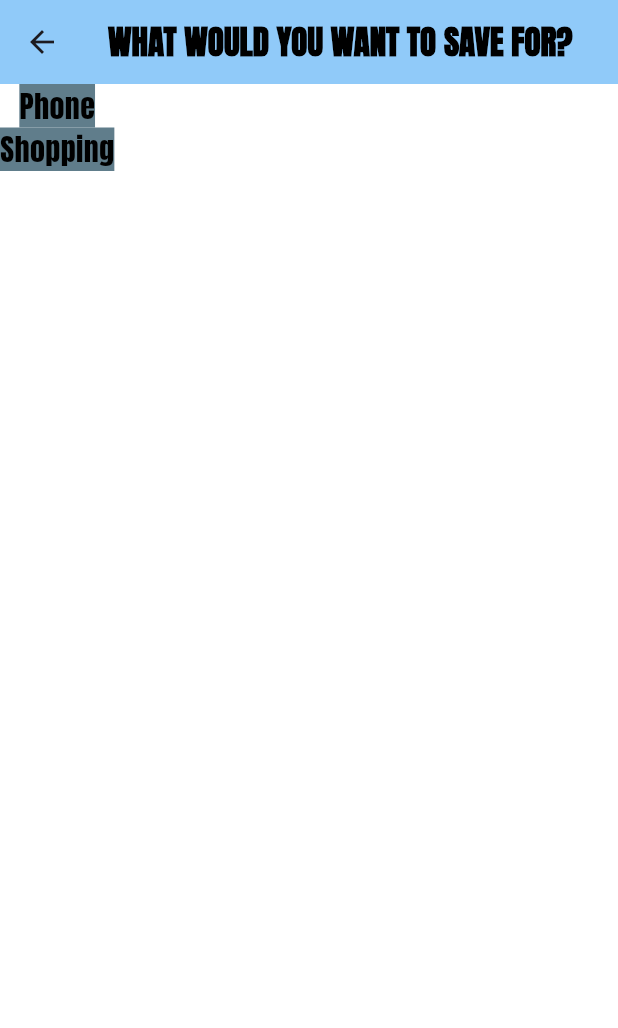
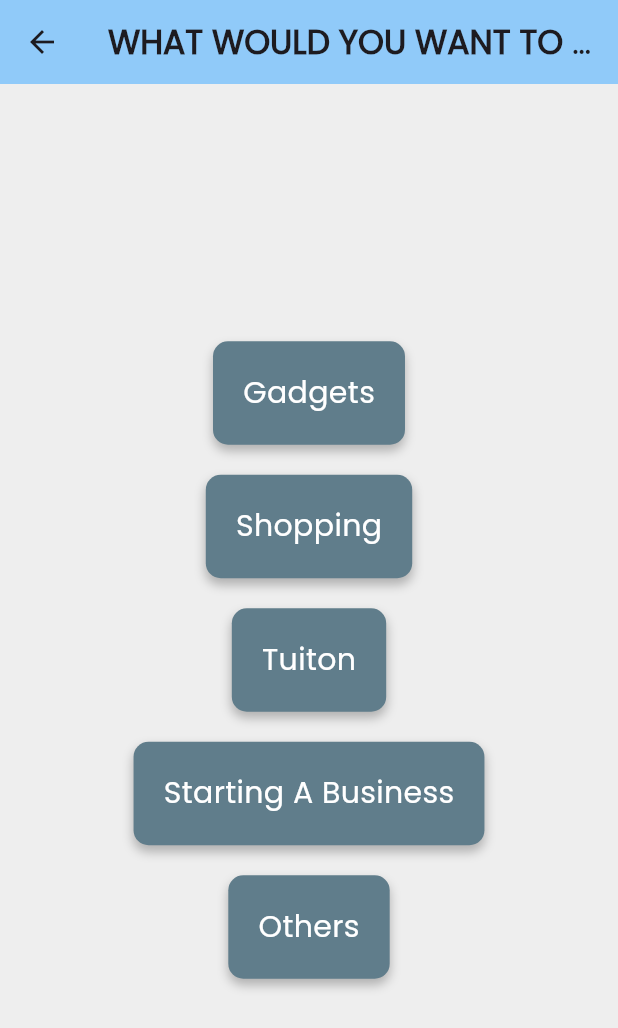
Before and after one commit to Group17-Recess/GROWGRAIL, a Flutter app: the Targetpage screen opened directly, on a phone screen of 412 x 824 dp. Shown: the top 1028 px of the screen. Run offline on Flutter 3.47's test engine with Material 3 defaults, Android fonts, the phone set to English and light mode, and no system bars.

Commit message:
residgned target page

```diff
--- a/lib/pages/targetpage.dart
+++ b/lib/pages/targetpage.dart
@@ -6,57 +6,140 @@ class Targetpage extends StatelessWidget {
   @override
   Widget build(BuildContext context) {
     return Scaffold(
-      backgroundColor: Colors.white,
+      backgroundColor: Colors.grey[200],
       appBar: AppBar(
         backgroundColor: Colors.blue[200],
         centerTitle: true,
-        title:  const Text(
+        title: const Text(
           'WHAT WOULD YOU WANT TO SAVE FOR?',
           style: TextStyle(
             fontWeight: FontWeight.bold,
-            color:Colors.black,
-            fontFamily: 'Anton',
-
+            fontFamily: 'Poppins',
           ),
-
         ),
-
       ),
-      body: Column(
+      body: Center(
+        child: Column(
+          mainAxisAlignment: MainAxisAlignment.center,
           children: <Widget>[
             Container(
+              margin: const EdgeInsets.symmetric(vertical: 10.0, horizontal: 20.0),
+              padding: const EdgeInsets.all(20.0),
+              decoration: BoxDecoration(
                 color: Colors.blueGrey,
+                borderRadius: BorderRadius.circular(10.0),
+                boxShadow: const [
+                  BoxShadow(
+                    color: Colors.black26,
+                    offset: Offset(0, 4),
+                    blurRadius: 5.0,
+                  ),
+                ],
+              ),
               child: const Text(
-
-              'Phone',
+                'Gadgets',
                 style: TextStyle(
-                color: Colors.black,
                   fontSize: 20.0,
-                fontFamily: 'Anton',
-
+                  fontFamily: 'Poppins',
+                  color: Colors.white,
                 ),
-
-
               ),
             ),
             Container(
+              margin: const EdgeInsets.symmetric(vertical: 10.0, horizontal: 20.0),
+              padding: const EdgeInsets.all(20.0),
+              decoration: BoxDecoration(
                 color: Colors.blueGrey,
-            child:  const Text(
+                borderRadius: BorderRadius.circular(10.0),
+                boxShadow: const [
+                  BoxShadow(
+                    color: Colors.black26,
+                    offset: Offset(0, 4),
+                    blurRadius: 5.0,
+                  ),
+                ],
+              ),
+              child: const Text(
                 'Shopping',
                 style: TextStyle(
-                color: Colors.black,
                   fontSize: 20.0,
-                fontFamily: 'Anton',
-
+                  fontFamily: 'Poppins',
+                  color: Colors.white,
                 ),
               ),
             ),
-
-
-
+            Container(
+              margin: const EdgeInsets.symmetric(vertical: 10.0, horizontal: 20.0),
+              padding: const EdgeInsets.all(20.0),
+              decoration: BoxDecoration(
+                color: Colors.blueGrey,
+                borderRadius: BorderRadius.circular(10.0),
+                boxShadow: const [
+                  BoxShadow(
+                    color: Colors.black26,
+                    offset: Offset(0, 4),
+                    blurRadius: 5.0,
+                  ),
                 ],
               ),
-
+              child: const Text(
+                'Tuiton',
+                style: TextStyle(
+                  fontSize: 20.0,
+                  fontFamily: 'Poppins',
+                  color: Colors.white,
+                ),
+              ),
+            ),
+            Container(
+              margin: const EdgeInsets.symmetric(vertical: 10.0, horizontal: 20.0),
+              padding: const EdgeInsets.all(20.0),
+              decoration: BoxDecoration(
+                color: Colors.blueGrey,
+                borderRadius: BorderRadius.circular(10.0),
+                boxShadow: const [
+                  BoxShadow(
+                    color: Colors.black26,
+                    offset: Offset(0, 4),
+                    blurRadius: 5.0,
+                  ),
+                ],
+              ),
+              child: const Text(
+                'Starting A Business',
+                style: TextStyle(
+                  fontSize: 20.0,
+                  fontFamily: 'Poppins',
+                  color: Colors.white,
+                ),
+              ),
+            ),
+            Container(
+              margin: const EdgeInsets.symmetric(vertical: 10.0, horizontal: 20.0),
+              padding: const EdgeInsets.all(20.0),
+              decoration: BoxDecoration(
+                color: Colors.blueGrey,
+                borderRadius: BorderRadius.circular(10.0),
+                boxShadow: const [
+                  BoxShadow(
+                    color: Colors.black26,
+                    offset: Offset(0, 4),
+                    blurRadius: 5.0,
+                  ),
+                ],
+              ),
+              child: const Text(
+                'Others',
+                style: TextStyle(
+                  fontSize: 20.0,
+                  fontFamily: 'Poppins',
+                  color: Colors.white,
+                ),
+              ),
+            ),
+          ],
+        ),
+      ),
     );
   }
 }
--- a/pubspec.yaml
+++ b/pubspec.yaml
@@ -73,9 +73,9 @@ flutter:
   # list giving the asset and other descriptors for the font. For
   # example:
   fonts:
-     - family: Anton
+     - family: Poppins
        fonts:
-         - asset: fonts/Anton-Regular.ttf
+         - asset: fonts/Poppins-Regular.ttf
 
   #
   # For details regarding fonts from package dependencies,
```
Also changed, not shown: fonts/Poppins-Regular.ttf (added). Lines whose indentation alone changed are shown as unchanged.
